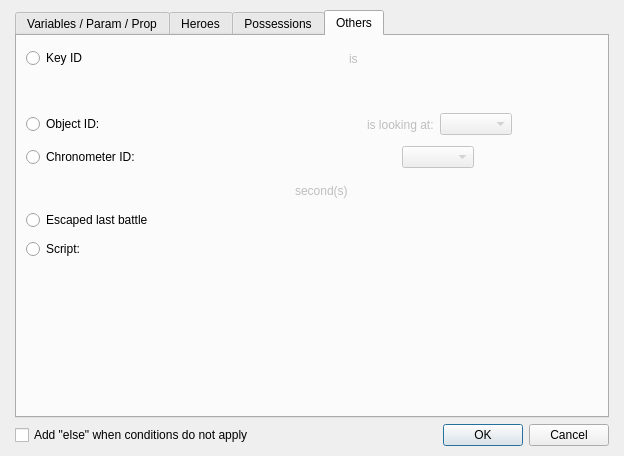
Above: Editor/Dialogs/Commands/dialogcommandconditions.ui from RPG-Paper-Maker/RPG-Paper-Maker before the change. Below: the same form after it.
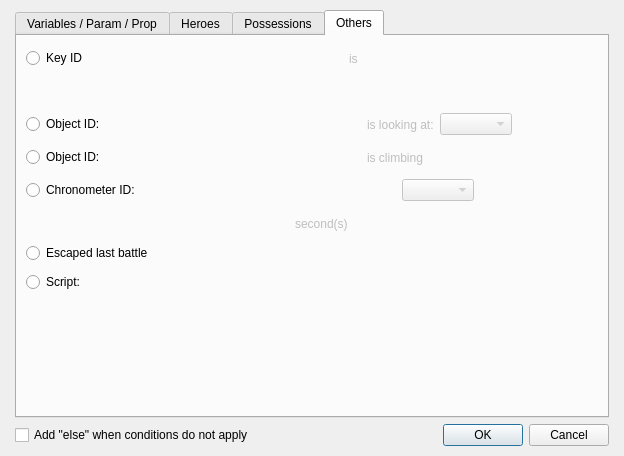
That is the form after the change. The open tabs and pages were chosen to show the change. Custom widgets are drawn as their Qt base class.

Commit message: Command conditions: adding is climbing condition

```diff
--- a/Editor/Dialogs/Commands/dialogcommandconditions.ui
+++ b/Editor/Dialogs/Commands/dialogcommandconditions.ui
@@ -1157,7 +1157,7 @@
         </attribute>
         <layout class="QGridLayout" name="gridLayout_6">
          <item row="0" column="0">
-          <layout class="QVBoxLayout" name="verticalLayout_7" stretch="0,0,0,0,0,0,0,1">
+          <layout class="QVBoxLayout" name="verticalLayout_7" stretch="0,0,0,0,0,0,0,0,1">
            <item>
             <layout class="QHBoxLayout" name="horizontalLayout_23" stretch="0,0,0,1">
              <item>
@@ -1320,6 +1320,59 @@
              </item>
             </layout>
            </item>
+           <item>
+            <layout class="QHBoxLayout" name="horizontalLayout_30" stretch="0,0,0,1">
+             <item>
+              <widget class="QRadioButton" name="radioButtonObjectIDClimbing">
+               <property name="text">
+                <string>Object ID:</string>
+               </property>
+              </widget>
+             </item>
+             <item>
+              <widget class="PanelPrimitiveValue" name="panelPrimitiveObjectIDClimbing" native="true">
+               <property name="enabled">
+                <bool>false</bool>
+               </property>
+               <property name="minimumSize">
+                <size>
+                 <width>250</width>
+                 <height>27</height>
+                </size>
+               </property>
+               <property name="maximumSize">
+                <size>
+                 <width>250</width>
+                 <height>27</height>
+                </size>
+               </property>
+              </widget>
+             </item>
+             <item>
+              <widget class="QLabel" name="labelIsClimbing">
+               <property name="enabled">
+                <bool>false</bool>
+               </property>
+               <property name="text">
+                <string>is climbing</string>
+               </property>
+              </widget>
+             </item>
+             <item>
+              <spacer name="horizontalSpacer_35">
+               <property name="orientation">
+                <enum>Qt::Horizontal</enum>
+               </property>
+               <property name="sizeHint" stdset="0">
+                <size>
+                 <width>40</width>
+                 <height>20</height>
+                </size>
+               </property>
+              </spacer>
+             </item>
+            </layout>
+           </item>
            <item>
             <layout class="QHBoxLayout" name="horizontalLayout_28" stretch="0,0,0,1">
              <item>
```
The commit also changes 8 other files.
